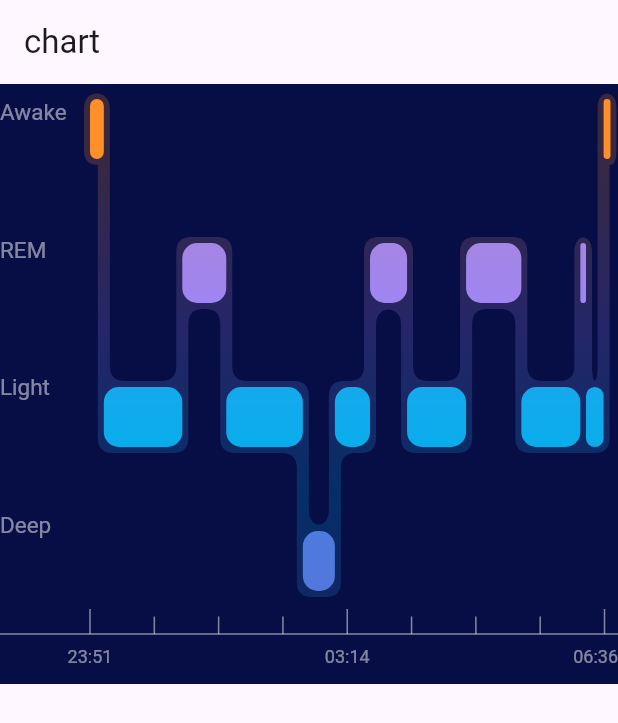
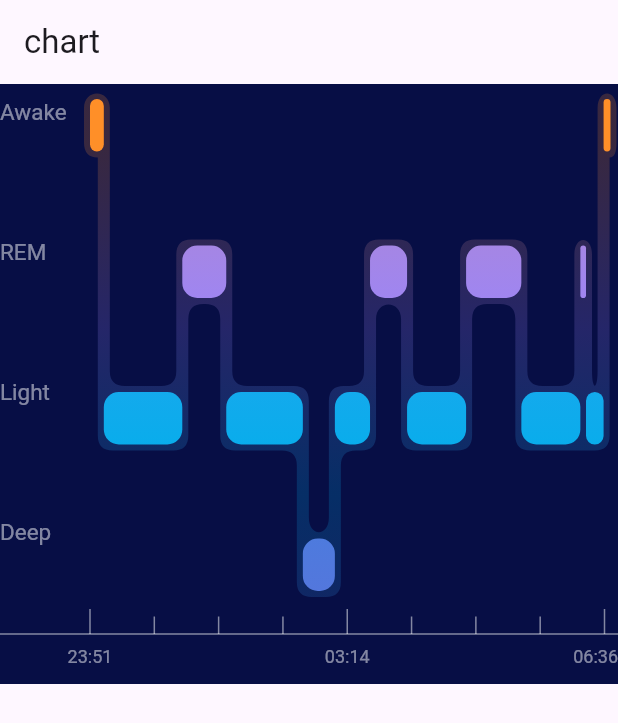
Before and after one commit to Sotatek-PhiPham/demo-chart, a Flutter app: the screen it shows after launch, on a phone screen of 412 x 824 dp. Shown: the top 723 px of the screen. Run offline on Flutter 3.47's test engine with Material 3 defaults, Android fonts, the phone set to English and light mode, and no system bars; our stand-ins replace freezed_annotation.

```diff
--- a/lib/chart_utils.dart
+++ b/lib/chart_utils.dart
@@ -8,7 +8,7 @@ class ChartUtils {
   static const double xAxisHeight = 50.0;
   static const double strokeWidth = 5.0;
   static const double borderRadius = 10.0;
-  static const double itemHeight = 40.0;
+  static const double itemHeight = 35.0;
   static const double paddingWidthXAxis = 7.0;
   static const int numOfXAxisLabel = 9;
 
@@ -102,8 +102,8 @@ class ChartUtils {
     return [
       Offset(x1 -4, y1 -4),
       Offset(x2 + 4, y2 -4),
-      Offset(x2 + 4, y2 + 44),
-      Offset(x1 - 4, y1 + 44),
+      Offset(x2 + 4, y2 + 4 + itemHeight),
+      Offset(x1 - 4, y1 + 4 + itemHeight),
     ];
   }
 
```
